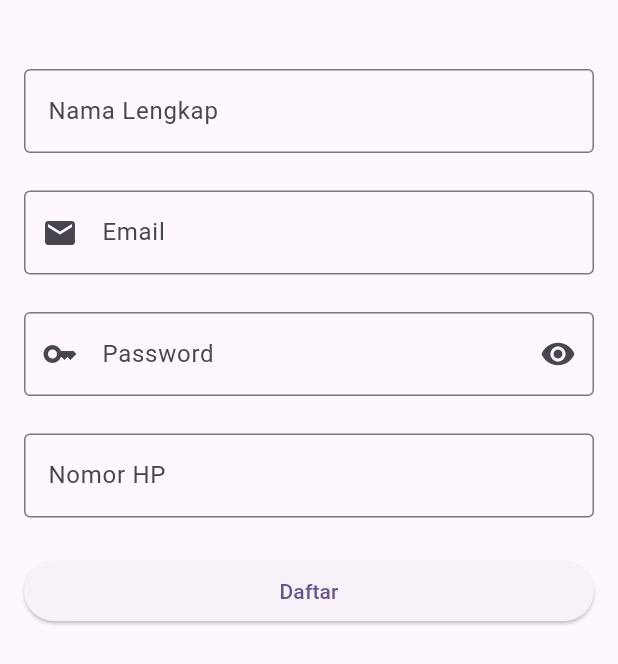
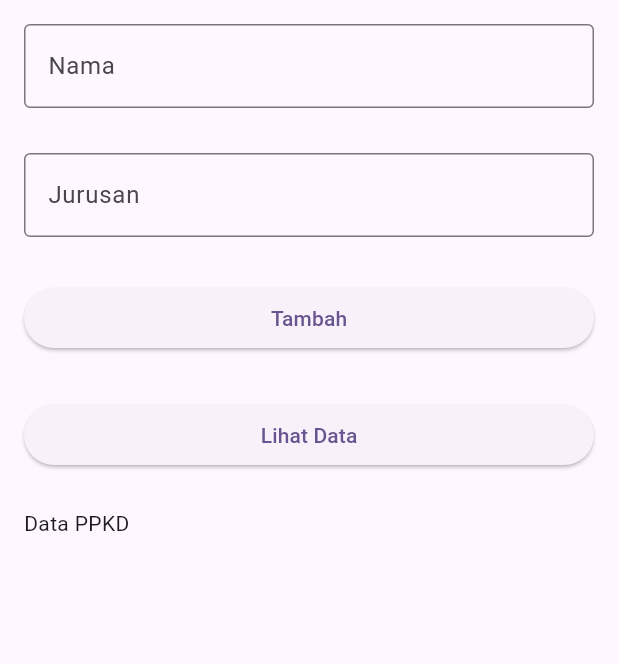
Before and after one commit to radithyarefian/flutter_ppkd, a Flutter app: the screen it shows after launch, on a phone screen of 412 x 824 dp. Shown: the top 664 px of the screen. Run offline on Flutter 3.47's test engine with Material 3 defaults, Android fonts, the phone set to English and light mode, and no system bars; our stand-ins replace shared_preferences, sqflite; accounts and stored records are empty.

Commit message:
new "tugas11saya"

```diff
--- a/lib/main.dart
+++ b/lib/main.dart
@@ -1,4 +1,5 @@
 import 'package:flutter/material.dart';
+import 'package:flutter_ppkd/tugas/tugas11Saya/view/form.dart';
 import 'package:flutter_ppkd/tugas/tugas10/tugas10.dart';
 import 'package:flutter_ppkd/tugas/tugas11/view/splash_screen.dart';
 import 'package:flutter_ppkd/tugas/tugas6/login_pelanggan.dart';
@@ -37,7 +38,7 @@ class MyApp extends StatelessWidget {
         // tested with just a hot reload.
         colorScheme: .fromSeed(seedColor: Colors.deepPurple),
       ),
-      home: Tugas10(),
+      home: HalamanForm(),
     );
   }
 }
--- a/lib/tugas/tugas11/view/login_screen.dart
+++ b/lib/tugas/tugas11/view/login_screen.dart
@@ -179,7 +179,7 @@ class _LoginScreenDay16State extends State<LoginScreenDay16> {
                     );
                     ScaffoldMessenger.of(
                       context,
-                    ).showSnackBar(SnackBar(content: Text("yoyo whatsap bro")));
+                    ).showSnackBar(SnackBar(content: Text("Akun telah didaftarkan ")));
                   },
                   child: Row(
                     mainAxisAlignment: MainAxisAlignment.center,
--- /dev/null
+++ b/lib/tugas/tugas11Saya/database/database.dart
@@ -0,0 +1,22 @@
+import 'package:sqflite/sqflite.dart';
+import 'package:path/path.dart';
+
+class DatabaseForm {
+  static Future<Database> db() async {
+    final dbPath = await getDatabasesPath();
+
+    return openDatabase(
+      join(dbPath, 'ppkd.db'),
+      version: 1,
+      onCreate: (db, version) async {
+        await db.execute('''
+          CREATE TABLE ppkd (
+            id INTEGER PRIMARY KEY AUTOINCREMENT,
+            nama TEXT,
+            jurusan TEXT
+          )
+        ''');
+      },
+    );
+  }
+}
--- /dev/null
+++ b/lib/tugas/tugas11Saya/database/ppkd_controller.dart
@@ -0,0 +1,17 @@
+import 'package:flutter_ppkd/tugas/tugas11Saya/database/database.dart';
+import 'package:flutter_ppkd/tugas/tugas11Saya/models/ppkd_model.dart';
+
+class PpkdController {
+  static Future<void> registerPpkd(PpkdModel ppkd) async {
+    final dbs = await DatabaseForm.db();
+    await dbs.insert('ppkd', ppkd.toMap());
+    print(ppkd.toMap());
+  }
+
+  static Future<List<PpkdModel>> getAllPpkd() async {
+    final dbs = await DatabaseForm.db();
+    final List<Map<String, dynamic>> results = await dbs.query("ppkd");
+    print(results.map((e) => PpkdModel.fromMap(e)).toList());
+    return results.map((e) => PpkdModel.fromMap(e)).toList();
+  }
+}
--- /dev/null
+++ b/lib/tugas/tugas11Saya/models/ppkd_model.dart
@@ -0,0 +1,33 @@
+import 'dart:convert';
+
+class PpkdModel {
+  final int? id;
+  final String nama;
+  final String jurusan;
+  PpkdModel({
+    this.id,
+    required this.nama,
+    required this.jurusan,
+  });
+
+  Map<String, dynamic> toMap() {
+    return {
+      'id': id,
+      'nama': nama,
+      'jurusan': jurusan,
+    };
+  }
+
+  factory PpkdModel.fromMap(Map<String, dynamic> map) {
+    return PpkdModel(
+      id: map['id']?.toInt(),
+      nama: map['nama'] ?? '',
+      jurusan: map['jurusan'] ?? '',
+    );
+  }
+
+  String toJson() => json.encode(toMap());
+
+  factory PpkdModel.fromJson(String source) =>
+      PpkdModel.fromMap(json.decode(source));
+}
--- /dev/null
+++ b/lib/tugas/tugas11Saya/view/form.dart
@@ -0,0 +1,128 @@
+import 'package:flutter/material.dart';
+import 'package:flutter_ppkd/extension/navigator.dart';
+import 'package:flutter_ppkd/tugas/tugas11Saya/database/ppkd_controller.dart';
+import 'package:flutter_ppkd/tugas/tugas11Saya/models/ppkd_model.dart';
+import 'package:flutter_ppkd/tugas/tugas11Saya/view/hasil_form.dart';
+
+class HalamanForm extends StatefulWidget {
+  const HalamanForm({super.key});
+
+  @override
+  State<HalamanForm> createState() => _HalamanFormState();
+}
+
+class _HalamanFormState extends State<HalamanForm> {
+  final TextEditingController namaController = TextEditingController();
+  final TextEditingController jurusanController = TextEditingController();
+  @override
+  Widget build(BuildContext context) {
+    return Scaffold(
+      body: SafeArea(
+        child: Padding(
+          padding: const EdgeInsets.all(16.0),
+          child: Form(
+            child: Column(
+              children: [
+                TextFormField(
+                  controller: namaController,
+                  decoration: InputDecoration(
+                    border: OutlineInputBorder(),
+                    hintText: "Masukkan Nama Lengkap",
+                    labelText: 'Nama',
+                  ),
+                  // validator: (value) {
+                  //   if (value == null || value.isEmpty) {
+                  //     return 'Nama Wajib Diisi';
+                  //   } else {
+                  //     return null;
+                  //   }
+                  // },
+                ),
+                SizedBox(height: 30),
+                TextFormField(
+                  controller: jurusanController,
+                  decoration: InputDecoration(
+                    border: OutlineInputBorder(),
+                    hintText: "Masukkan Jurusan ",
+                    labelText: 'Jurusan',
+                  ),
+                  // validator: (value) {
+                  //   if (value == null || value.isEmpty) {
+                  //     return 'Jurusan Wajib Diisi';
+                  //   } else {
+                  //     return null;
+                  //   }
+                  // },
+                ),
+                SizedBox(height: 30),
+                SizedBox(
+                  width: double.infinity,
+                  child: ElevatedButton(
+                    onPressed: () {
+                      if (namaController.text.isEmpty) {
+                        ScaffoldMessenger.of(context).showSnackBar(
+                          SnackBar(content: Text("Nama belum di isi")),
+                        );
+                        return;
+                      }
+                      if (jurusanController.text.isEmpty) {
+                        ScaffoldMessenger.of(context).showSnackBar(
+                          SnackBar(content: Text("Jurusan belum di isi")),
+                        );
+                        return;
+                      }
+                      PpkdController.registerPpkd(
+                        PpkdModel(
+                          nama: namaController.text,
+                          jurusan: jurusanController.text,
+                        ),
+                      );
+                      namaController.clear();
+                      jurusanController.clear();
+                      setState(() {});
+                    },
+                    child: Text("Tambah"),
+                  ),
+                ),
+                SizedBox(height: 30),
+                SizedBox(
+                  width: double.infinity,
+                  child: ElevatedButton(
+                    onPressed: () {
+                      context.push(HasilForm());
+                    },
+                    child: Text("Lihat Data"),
+                  ),
+                ),
+                SizedBox(height: 25),
+                Center(child: Row(children: [Text("Data PPKD")])),
+                SizedBox(height: 12),
+                FutureBuilder<List<PpkdModel>>(
+                  future: PpkdController.getAllPpkd(),
+                  builder: (BuildContext context, AsyncSnapshot snapshot) {
+                    if (!snapshot.hasData) {
+                      return CircularProgressIndicator();
+                    }
+                    final dataPpkd = snapshot.data as List<PpkdModel>;
+                    return ListView.builder(
+                      physics: NeverScrollableScrollPhysics(),
+                      shrinkWrap: true,
+                      itemCount: dataPpkd.length,
+                      itemBuilder: (BuildContext context, int index) {
+                        final items = dataPpkd[index];
+                        return ListTile(
+                          title: Text(items.nama),
+                          subtitle: Text(items.jurusan),
+                        );
+                      },
+                    );
+                  },
+                ),
+              ],
+            ),
+          ),
+        ),
+      ),
+    );
+  }
+}
```
Also changed, not shown: lib/tugas/tugas11/database/siswa_controller.dart (added, +24 -0 lines), lib/tugas/tugas11/database/sqflite.dart (+20 -12 lines), lib/tugas/tugas11/models/siswa_model.dart (added, +32 -0 lines), lib/tugas/tugas11/utils/decoration_form.dart (added, +11 -0 lines), lib/tugas/tugas11/view/cr_siswa.dart (added, +21 -0 lines), lib/tugas/tugas11/view/siswa_screen.dart (added, +11 -0 lines), lib/tugas/tugas11/view/splash_screen.dart (+3 -8 lines), lib/tugas/tugas11Saya/database/preference_nama.dart (added, +34 -0 lines), lib/tugas/tugas11Saya/view/hasil_form.dart (added, +45 -0 lines).
